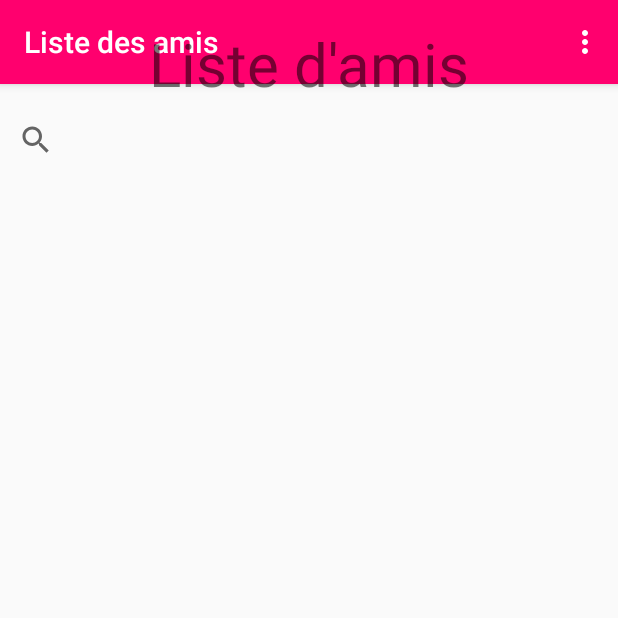
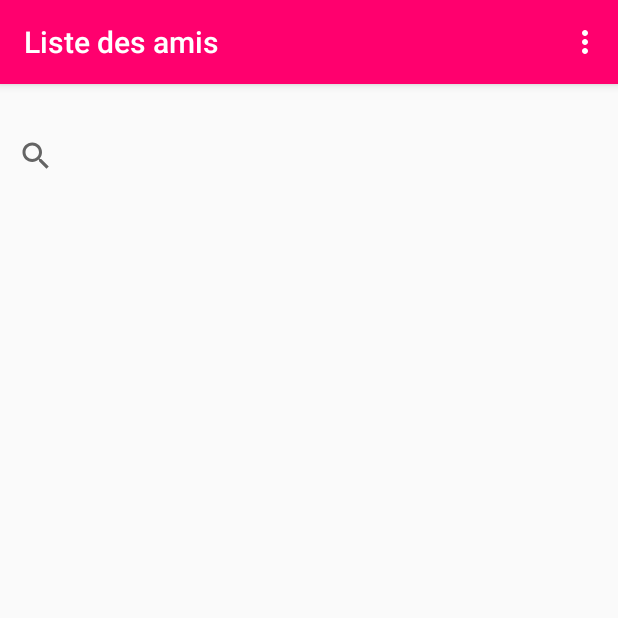
Before and after one commit to Mbeug/projet_COO, an Android app: the FriendListActivity screen opened directly, with no data from a screen before it, on a phone screen of 412 x 824 dp, the top half of it. Run offline under Robolectric (Android 15) with nearby library versions, the phone set to English and light mode, and no system bars; 2 statements that could not run were skipped.

Commit message:
up ajustement des vues

```diff
--- a/UCLove/app/src/main/res/layout/friendlist_view.xml
+++ b/UCLove/app/src/main/res/layout/friendlist_view.xml
@@ -12,21 +12,12 @@
         android:choiceMode="singleChoice"
         android:layout_marginTop="120dp" />
 
-    <TextView
-        android:layout_width="wrap_content"
-        android:layout_height="wrap_content"
-        android:text="@string/listeamis"
-        android:id="@+id/textView"
-        android:layout_alignParentTop="true"
-        android:layout_centerHorizontal="true"
-        android:textSize="40sp"
-        android:layout_marginTop="15dp" />
 
     <SearchView
         android:layout_width="wrap_content"
         android:layout_height="wrap_content"
         android:id="@+id/searchView"
-        android:layout_below="@+id/textView"
+        android:layout_marginTop="80dp"
         android:layout_alignParentLeft="true"
         android:layout_alignParentStart="true" />
 
--- a/UCLove/app/src/main/res/layout/pref_syst_view.xml
+++ b/UCLove/app/src/main/res/layout/pref_syst_view.xml
@@ -14,10 +14,9 @@
         android:textSize="30sp"
         android:id="@+id/textView5"
         android:layout_marginLeft="12dp"
-        android:layout_alignParentTop="true"
         android:layout_alignParentLeft="true"
         android:layout_alignParentStart="true"
-        android:layout_marginTop="68dp" />
+        android:layout_marginTop="80dp" />
 
     <Spinner
         android:layout_width="wrap_content"
@@ -34,7 +33,7 @@
         android:text="@string/lvl_secret"
         android:textSize="30sp"
         android:id="@+id/textView6"
-        android:layout_below="@+id/spinnerLang"
+        android:layout_below="@id/spinnerLang"
         android:layout_marginLeft="12dp"
         android:layout_alignParentLeft="true"
         android:layout_alignParentStart="true" />
```
